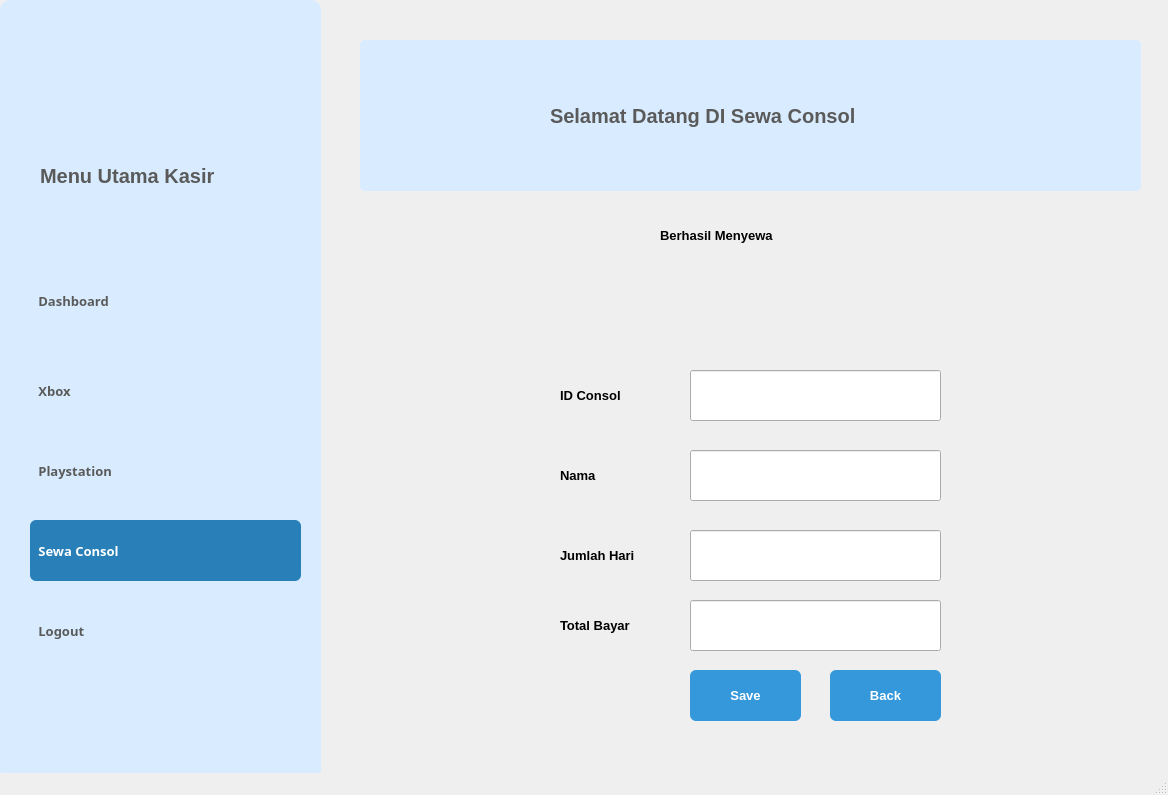
Qt form sewa_consol.ui (yssrl/penyewaan_console_python) before a commit.
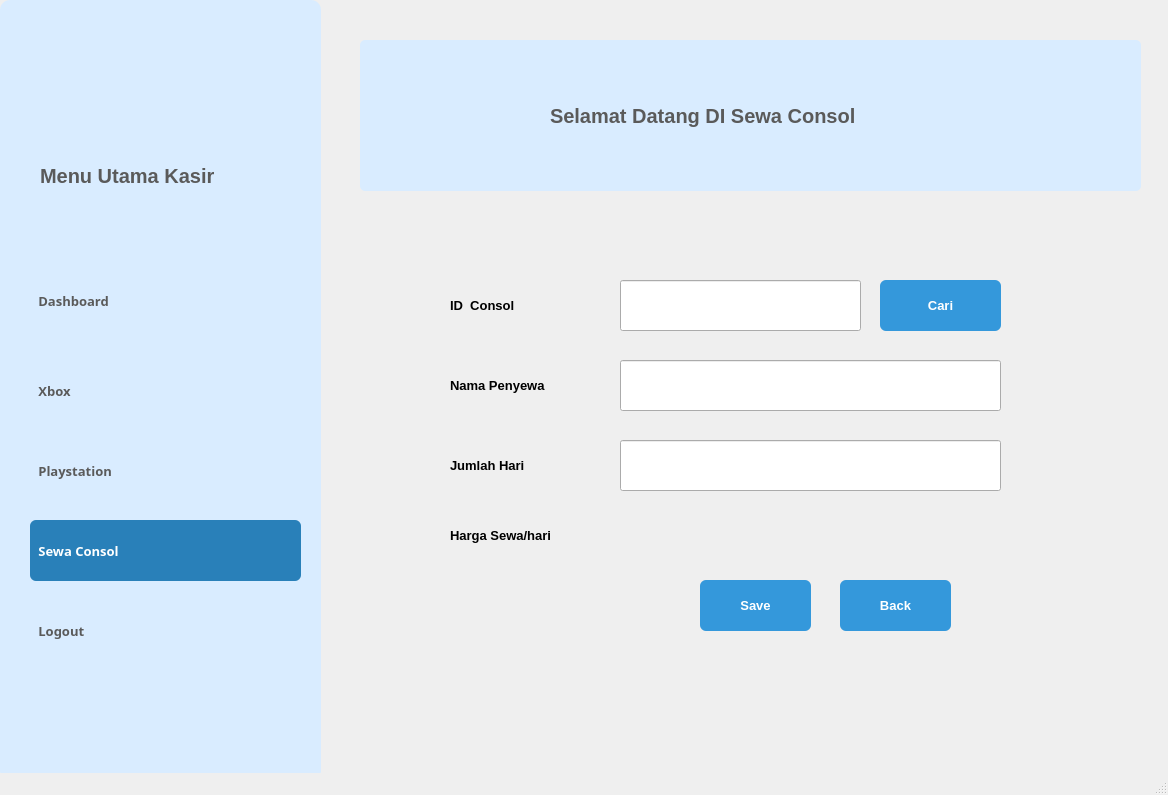
The same form after that commit. Icons and pictures are not drawn.

Patch:
```diff
--- a/sewa_consol.ui
+++ b/sewa_consol.ui
@@ -369,29 +369,29 @@
    <widget class="QLabel" name="label_6">
     <property name="geometry">
      <rect>
-      <x>560</x>
-      <y>460</y>
-      <width>131</width>
-      <height>31</height>
-     </rect>
-    </property>
-    <property name="font">
-     <font>
-      <pointsize>10</pointsize>
-      <weight>75</weight>
-      <bold>true</bold>
-     </font>
-    </property>
-    <property name="text">
-     <string>Nama</string>
-    </property>
-   </widget>
-   <widget class="QLineEdit" name="lineEdit_2">
-    <property name="geometry">
-     <rect>
-      <x>690</x>
+      <x>450</x>
       <y>370</y>
-      <width>251</width>
+      <width>131</width>
+      <height>31</height>
+     </rect>
+    </property>
+    <property name="font">
+     <font>
+      <pointsize>10</pointsize>
+      <weight>75</weight>
+      <bold>true</bold>
+     </font>
+    </property>
+    <property name="text">
+     <string>Nama Penyewa</string>
+    </property>
+   </widget>
+   <widget class="QLineEdit" name="lineEdit_2">
+    <property name="geometry">
+     <rect>
+      <x>620</x>
+      <y>280</y>
+      <width>241</width>
       <height>51</height>
      </rect>
     </property>
@@ -399,8 +399,8 @@
    <widget class="QLabel" name="label_5">
     <property name="geometry">
      <rect>
-      <x>560</x>
-      <y>380</y>
+      <x>450</x>
+      <y>290</y>
       <width>131</width>
       <height>31</height>
      </rect>
@@ -413,34 +413,14 @@
      </font>
     </property>
     <property name="text">
-     <string>ID Consol</string>
-    </property>
-   </widget>
-   <widget class="QLineEdit" name="lineEdit_3">
-    <property name="geometry">
-     <rect>
-      <x>690</x>
-      <y>450</y>
-      <width>251</width>
-      <height>51</height>
-     </rect>
-    </property>
-   </widget>
-   <widget class="QLineEdit" name="lineEdit_4">
-    <property name="geometry">
-     <rect>
-      <x>690</x>
-      <y>530</y>
-      <width>251</width>
-      <height>51</height>
-     </rect>
+     <string>ID  Consol</string>
     </property>
    </widget>
    <widget class="QLabel" name="label_8">
     <property name="geometry">
      <rect>
-      <x>560</x>
-      <y>540</y>
+      <x>450</x>
+      <y>450</y>
       <width>131</width>
       <height>31</height>
      </rect>
@@ -456,25 +436,12 @@
      <string>Jumlah Hari</string>
     </property>
    </widget>
-   <widget class="QLineEdit" name="lineEdit_5">
-    <property name="geometry">
-     <rect>
-      <x>690</x>
-      <y>600</y>
-      <width>251</width>
-      <height>51</height>
-     </rect>
-    </property>
-    <property name="text">
-     <string/>
-    </property>
-   </widget>
    <widget class="QLabel" name="label_9">
     <property name="geometry">
      <rect>
-      <x>560</x>
-      <y>610</y>
-      <width>131</width>
+      <x>450</x>
+      <y>520</y>
+      <width>151</width>
       <height>31</height>
      </rect>
     </property>
@@ -486,54 +453,14 @@
      </font>
     </property>
     <property name="text">
-     <string>Total Bayar</string>
-    </property>
-   </widget>
-   <widget class="QLabel" name="label_10">
-    <property name="geometry">
-     <rect>
-      <x>660</x>
-      <y>220</y>
-      <width>161</width>
-      <height>31</height>
-     </rect>
-    </property>
-    <property name="font">
-     <font>
-      <pointsize>10</pointsize>
-      <weight>75</weight>
-      <bold>true</bold>
-     </font>
-    </property>
-    <property name="text">
-     <string>Berhasil Menyewa</string>
-    </property>
-   </widget>
-   <widget class="QLabel" name="label_11">
-    <property name="geometry">
-     <rect>
-      <x>560</x>
-      <y>270</y>
-      <width>381</width>
-      <height>51</height>
-     </rect>
-    </property>
-    <property name="font">
-     <font>
-      <pointsize>8</pointsize>
-      <weight>50</weight>
-      <bold>false</bold>
-     </font>
-    </property>
-    <property name="text">
-     <string/>
+     <string>Harga Sewa/hari</string>
     </property>
    </widget>
    <widget class="QPushButton" name="pushButton_7">
     <property name="geometry">
      <rect>
-      <x>830</x>
-      <y>670</y>
+      <x>840</x>
+      <y>580</y>
       <width>111</width>
       <height>51</height>
      </rect>
@@ -575,8 +502,8 @@
    <widget class="QPushButton" name="pushButton_2">
     <property name="geometry">
      <rect>
-      <x>690</x>
-      <y>670</y>
+      <x>700</x>
+      <y>580</y>
       <width>111</width>
       <height>51</height>
      </rect>
@@ -615,6 +542,92 @@
      <bool>false</bool>
     </property>
    </widget>
+   <widget class="QPushButton" name="pushButton_8">
+    <property name="geometry">
+     <rect>
+      <x>880</x>
+      <y>280</y>
+      <width>121</width>
+      <height>51</height>
+     </rect>
+    </property>
+    <property name="font">
+     <font>
+      <pointsize>10</pointsize>
+      <weight>75</weight>
+      <bold>true</bold>
+      <kerning>false</kerning>
+     </font>
+    </property>
+    <property name="styleSheet">
+     <string notr="true">QPushButton {
+    background-color: #3498db;   
+	color: white; 
+	border-radius: 6px;            
+}
+
+QPushButton:hover {
+    background-color: #2980b9;   
+}
+
+QPushButton:pressed {
+    background-color: #1c6690;  
+}
+</string>
+    </property>
+    <property name="text">
+     <string>Cari</string>
+    </property>
+    <property name="default">
+     <bool>false</bool>
+    </property>
+    <property name="flat">
+     <bool>false</bool>
+    </property>
+   </widget>
+   <widget class="QLabel" name="label_14">
+    <property name="geometry">
+     <rect>
+      <x>620</x>
+      <y>510</y>
+      <width>381</width>
+      <height>51</height>
+     </rect>
+    </property>
+    <property name="font">
+     <font>
+      <pointsize>10</pointsize>
+      <weight>75</weight>
+      <bold>true</bold>
+     </font>
+    </property>
+    <property name="text">
+     <string/>
+    </property>
+    <property name="alignment">
+     <set>Qt::AlignCenter</set>
+    </property>
+   </widget>
+   <widget class="QLineEdit" name="lineEdit_3">
+    <property name="geometry">
+     <rect>
+      <x>620</x>
+      <y>360</y>
+      <width>381</width>
+      <height>51</height>
+     </rect>
+    </property>
+   </widget>
+   <widget class="QLineEdit" name="lineEdit_4">
+    <property name="geometry">
+     <rect>
+      <x>620</x>
+      <y>440</y>
+      <width>381</width>
+      <height>51</height>
+     </rect>
+    </property>
+   </widget>
   </widget>
   <widget class="QMenuBar" name="menubar">
    <property name="geometry">
```
